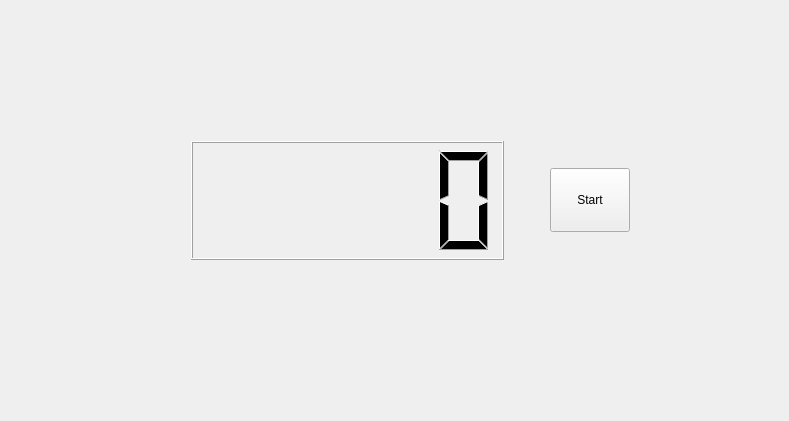
First picture: the form in ScreenRecorder/ScreenRecorder/ScreenRecorder.ui, repository ForSuhr/ScreenRecorder, before the edit.
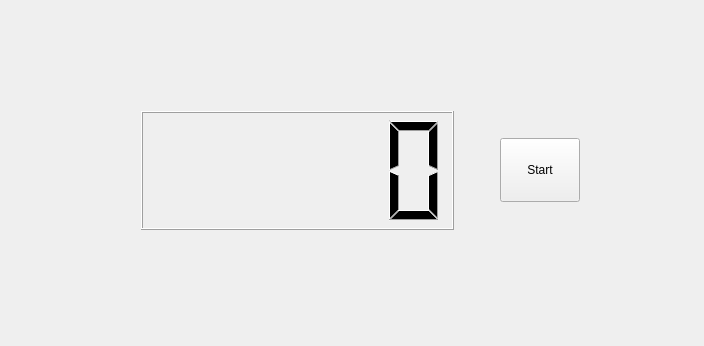
Second picture: the form after the edit.

Patch:
```diff
--- a/ScreenRecorder/ScreenRecorder/ScreenRecorder.ui
+++ b/ScreenRecorder/ScreenRecorder/ScreenRecorder.ui
@@ -6,18 +6,18 @@
    <rect>
     <x>0</x>
     <y>0</y>
-    <width>789</width>
-    <height>421</height>
+    <width>704</width>
+    <height>346</height>
    </rect>
   </property>
   <property name="windowTitle">
    <string>ScreenRecorder</string>
   </property>
-  <widget class="QWidget" name="">
+  <widget class="QWidget" name="layoutWidget">
    <property name="geometry">
     <rect>
-     <x>180</x>
-     <y>130</y>
+     <x>130</x>
+     <y>100</y>
      <width>461</width>
      <height>141</height>
     </rect>
```
